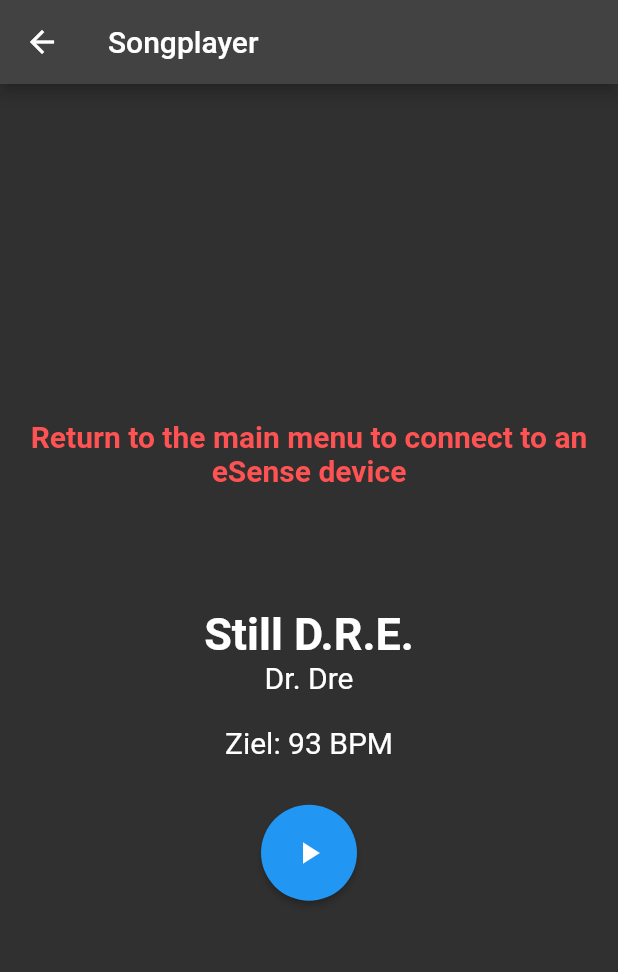
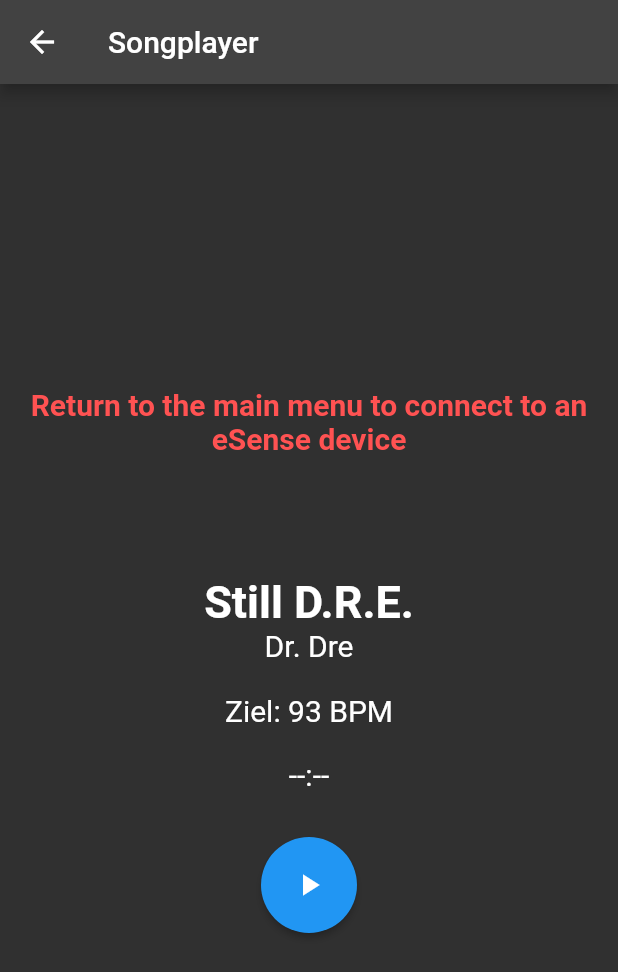
Before and after one commit to Voakie/headbang, a Flutter app: the screen it shows after launch, after a tap on "Still D.R.E.", on a phone screen of 412 x 824 dp. Shown: the top 972 px of the screen. Run offline on Flutter 3.47's test engine with Material 2 defaults, Android fonts, the phone set to English and light mode, and no system bars; our stand-ins replace flutter_blue, just_audio, permission_handler; missing offline and left inert: esense_flutter.

Commit message:
Add song duration indicator

```diff
--- a/lib/song_player.dart
+++ b/lib/song_player.dart
@@ -28,4 +28,7 @@ class SongPlayer {
 
   bool get playing => _player.playing;
   Song? get song => _song;
+
+  Duration? get songDuration => _player.duration;
+  Duration? get songPosition => _player.position;
 }
--- a/lib/views/song_player_view.dart
+++ b/lib/views/song_player_view.dart
@@ -1,3 +1,5 @@
+import 'dart:async';
+
 import 'package:flutter/material.dart';
 import 'package:headbang/model/song.dart';
 import 'package:headbang/song_player.dart';
@@ -13,6 +15,8 @@ class SongPlayerView extends StatefulWidget {
 }
 
 class _SongPlayerViewState extends State<SongPlayerView> {
+  late final Timer _timer;
+
   @override
   Widget build(BuildContext context) {
     return Scaffold(
@@ -38,6 +42,15 @@ class _SongPlayerViewState extends State<SongPlayerView> {
               margin: const EdgeInsets.only(top: 20),
               child: Text(
                 "Ziel: ${widget.song.bpm.toString()} BPM",
+                style:
+                    const TextStyle(fontSize: 20, fontWeight: FontWeight.w400),
+                textAlign: TextAlign.center,
+              ),
+            ),
+            Container(
+              margin: const EdgeInsets.only(top: 20),
+              child: Text(
+                _remainingTime,
                 style:
                     const TextStyle(fontSize: 20, fontWeight: FontWeight.w400),
                 textAlign: TextAlign.center,
@@ -72,15 +85,36 @@ class _SongPlayerViewState extends State<SongPlayerView> {
     });
   }
 
+  String get _remainingTime {
+    var pos = songPlayer.songPosition;
+    var dur = songPlayer.songDuration;
+    if (pos != null && dur != null) {
+      var remaining = dur - pos;
+      var seconds = (remaining.inSeconds % 60).toString();
+      if (seconds.length == 1) seconds = "0$seconds";
+      return "${remaining.inMinutes}:$seconds";
+    } else {
+      return "--:--";
+    }
+  }
+
   @override
   void initState() {
     super.initState();
     startPlaying();
+
+    _timer = Timer.periodic(const Duration(seconds: 1), (_) {
+      setState(() {});
+      if (_remainingTime == "0:00" && songPlayer.playing) {
+        songPlayer.stop();
+      }
+    });
   }
 
   @override
   void dispose() {
     songPlayer.stop();
+    _timer.cancel();
     super.dispose();
   }
 }
```
Also changed, not shown: lib/views/song_list_view.dart (+7 -0 lines).
